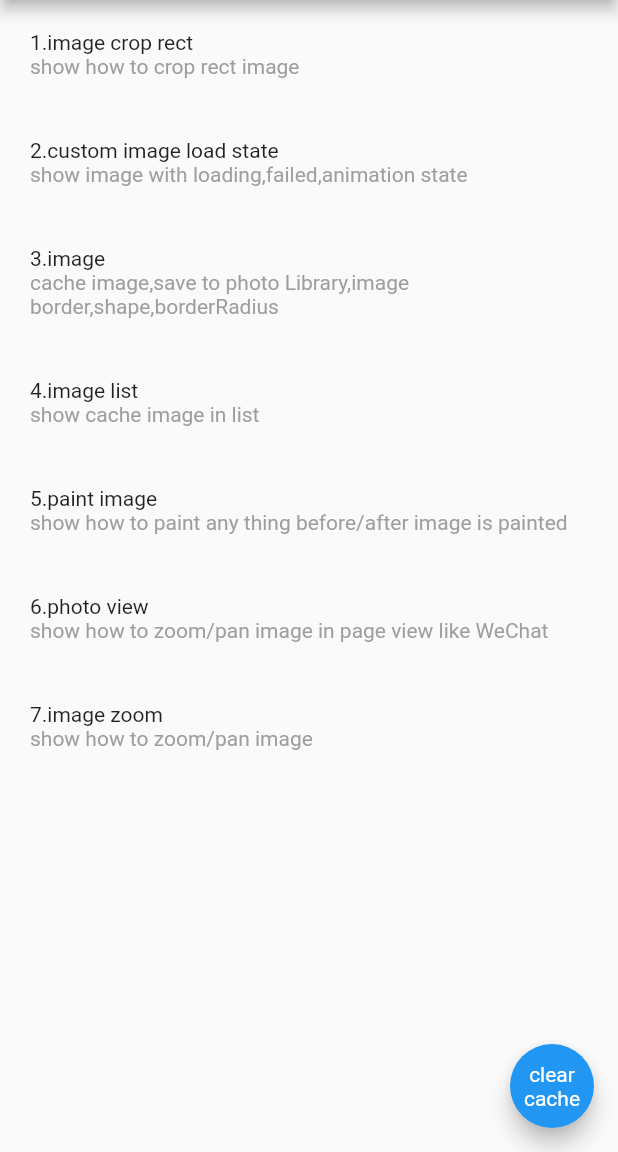
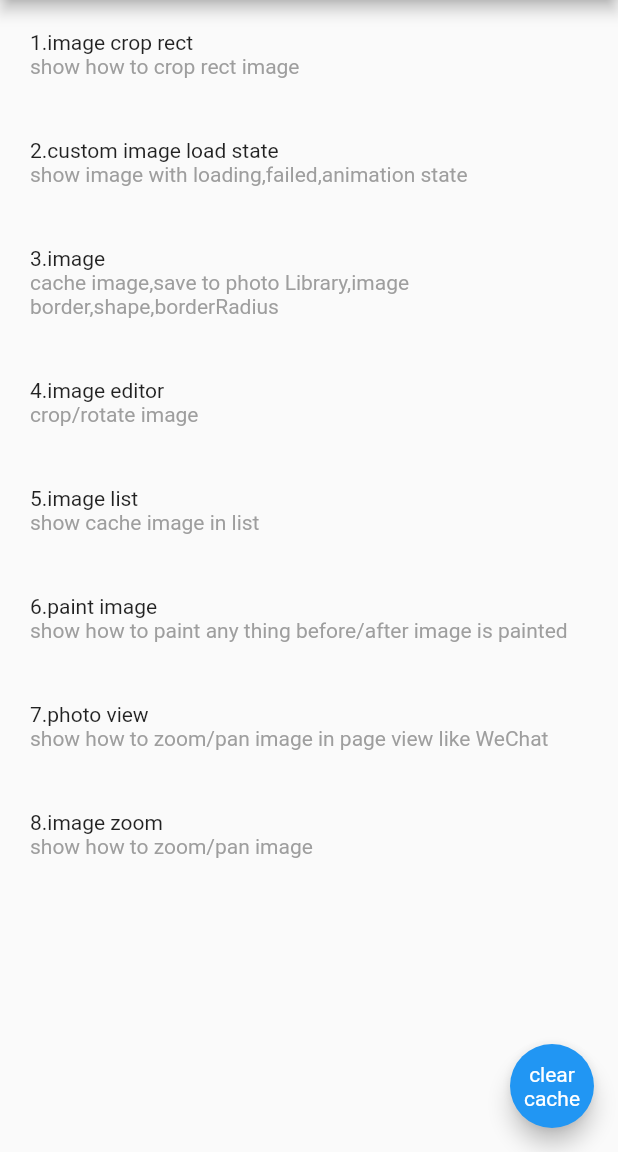
Before and after one commit to fluttercandies/extended_image, a Flutter app: the screen it shows after launch, on a phone screen of 412 x 824 dp, the part 84-1236 px from its top. Run offline on Flutter 3.47's test engine with Material 2 defaults, Android fonts, the phone set to English and light mode, and no system bars; drawn by our look-alikes of oktoast; our stand-ins replace flutter_screenutil, like_button; missing offline and left inert: extended_image_library, extended_text, extended_text_library, ff_annotation_route, http_client_helper, image_picker_saver and 2 more.

Commit message:
add image editor

```diff
--- a/example/lib/example_route.dart
+++ b/example/lib/example_route.dart
@@ -8,6 +8,7 @@ import 'common/pic_swiper.dart';
 import 'pages/crop_image_demo.dart';
 import 'pages/custom_image_demo.dart';
 import 'pages/image_demo.dart';
+import 'pages/image_editor_demo.dart';
 import 'pages/image_list_demo.dart';
 import 'pages/main_page.dart';
 import 'pages/paint_image_demo.dart';
@@ -17,65 +18,26 @@ import 'pages/zoom_image_demo.dart';
 RouteResult getRouteResult({String name, Map<String, dynamic> arguments}) {
   switch (name) {
     case "fluttercandies://picswiper":
-      return RouteResult(
-        widget: PicSwiper(
-          index: arguments['index'],
-          pics: arguments['pics'],
-        ),
-        showStatusBar: false,
-        routeName: "PicSwiper",
-        pageRouteType: PageRouteType.transparent,
-      );
+      return RouteResult(widget: PicSwiper(index:arguments['index'],pics:arguments['pics'],), showStatusBar: false, routeName: "PicSwiper", pageRouteType: PageRouteType.transparent, );
     case "fluttercandies://cropimage":
-      return RouteResult(
-        widget: CropImageDemo(),
-        routeName: "image crop rect",
-        description: "show how to crop rect image",
-      );
+      return RouteResult(widget: CropImageDemo(),  routeName: "image crop rect",  description: "show how to crop rect image",);
     case "fluttercandies://customimage":
-      return RouteResult(
-        widget: CustomImageDemo(),
-        routeName: "custom image load state",
-        description: "show image with loading,failed,animation state",
-      );
+      return RouteResult(widget: CustomImageDemo(),  routeName: "custom image load state",  description: "show image with loading,failed,animation state",);
     case "fluttercandies://image":
-      return RouteResult(
-        widget: ImageDemo(),
-        routeName: "image",
-        description:
-            "cache image,save to photo Library,image border,shape,borderRadius",
-      );
+      return RouteResult(widget: ImageDemo(),  routeName: "image",  description: "cache image,save to photo Library,image border,shape,borderRadius",);
+    case "fluttercandies://imageeditor":
+      return RouteResult(widget: ImageEditorDemo(),  routeName: "image editor",  description: "crop/rotate image",);
     case "fluttercandies://imagelist":
-      return RouteResult(
-        widget: ImageListDemo(),
-        routeName: "image list",
-        description: "show cache image in list",
-      );
+      return RouteResult(widget: ImageListDemo(),  routeName: "image list",  description: "show cache image in list",);
     case "fluttercandies://mainpage":
-      return RouteResult(
-        widget: MainPage(),
-        routeName: "MainPage",
-      );
+      return RouteResult(widget: MainPage(),  routeName: "MainPage",  );
     case "fluttercandies://paintimage":
-      return RouteResult(
-        widget: PaintImageDemo(),
-        routeName: "paint image",
-        description:
-            "show how to paint any thing before/after image is painted",
-      );
+      return RouteResult(widget: PaintImageDemo(),  routeName: "paint image",  description: "show how to paint any thing before/after image is painted",);
     case "fluttercandies://photoview":
-      return RouteResult(
-        widget: PhotoViewDemo(),
-        routeName: "photo view",
-        description: "show how to zoom/pan image in page view like WeChat",
-      );
+      return RouteResult(widget: PhotoViewDemo(),  routeName: "photo view",  description: "show how to zoom/pan image in page view like WeChat",);
     case "fluttercandies://zoomimage":
-      return RouteResult(
-        widget: ZoomImageDemo(),
-        routeName: "image zoom",
-        description: "show how to zoom/pan image",
-      );
-    default:
+      return RouteResult(widget: ZoomImageDemo(),  routeName: "image zoom",  description: "show how to zoom/pan image",);
+   default:
       return RouteResult();
   }
 }
@@ -104,16 +66,6 @@ class RouteResult {
       this.description = ''});
 }
 
-enum PageRouteType { material, cupertino, transparent }
+ enum PageRouteType { material, cupertino, transparent }
 
-List<String> routeNames = [
-  "fluttercandies://picswiper",
-  "fluttercandies://cropimage",
-  "fluttercandies://customimage",
-  "fluttercandies://image",
-  "fluttercandies://imagelist",
-  "fluttercandies://mainpage",
-  "fluttercandies://paintimage",
-  "fluttercandies://photoview",
-  "fluttercandies://zoomimage"
-];
+List<String> routeNames = ["fluttercandies://picswiper","fluttercandies://cropimage","fluttercandies://customimage","fluttercandies://image","fluttercandies://imageeditor","fluttercandies://imagelist","fluttercandies://mainpage","fluttercandies://paintimage","fluttercandies://photoview","fluttercandies://zoomimage"];
--- a/example/lib/example_route_helper.dart
+++ b/example/lib/example_route_helper.dart
@@ -27,14 +27,14 @@ class FFNavigatorObserver extends NavigatorObserver {
 
   @override
   void didRemove(Route route, Route previousRoute) {
-    super.didRemove(route, previousRoute);
+     super.didRemove(route, previousRoute);
     _showStatusBarChange(previousRoute, route);
     _routeChange(previousRoute);
   }
 
   @override
   void didReplace({Route newRoute, Route oldRoute}) {
-    super.didReplace(newRoute: newRoute, oldRoute: oldRoute);
+     super.didReplace(newRoute: newRoute, oldRoute: oldRoute);
     _showStatusBarChange(newRoute, oldRoute);
     _routeChange(newRoute);
   }
@@ -117,6 +117,7 @@ Widget _defaultTransitionsBuilder(
   return child;
 }
 
+
 class FFRouteSettings extends RouteSettings {
   final String routeName;
   final bool showStatusBar;
--- a/example/pubspec.yaml
+++ b/example/pubspec.yaml
@@ -27,6 +27,7 @@ dependencies:
   image_picker_saver: ^0.1.0
   url_launcher: ^5.0.2
   intl: ^0.15.7
+  image: ^2.1.4
   # The following adds the Cupertino Icons font to your application.
   # Use with the CupertinoIcons class for iOS style icons.
   cupertino_icons: ^0.1.2
--- a/lib/extended_image.dart
+++ b/lib/extended_image.dart
@@ -15,4 +15,6 @@ export 'src/extended_image_border_painter.dart';
 export 'src/extended_image_typedef.dart';
 export 'src/extended_image_utils.dart';
 
+export 'src/edit/extended_image_editor.dart';
+
 export 'package:extended_image_library/extended_image_library.dart';
--- a/lib/src/extended_image_utils.dart
+++ b/lib/src/extended_image_utils.dart
@@ -33,8 +33,8 @@ enum ExtendedImageMode {
   None,
   //support be to zoom,scroll
   Gesture,
-//  //support be to crop,rotate
-//  Eidt
+  //support be to crop,rotate
+  Eidt
 }
 
 ///get type from T
--- a/lib/src/gesture/extended_image_gesture_utils.dart
+++ b/lib/src/gesture/extended_image_gesture_utils.dart
@@ -178,7 +178,6 @@ class GestureDetails {
   Rect calculateFinalDestinationRect(Rect layoutRect, Rect destinationRect) {
 //    Rect rect1 = isSliding ? this.layoutRect : layoutRect;
 //    Rect rect2 = isSliding ? this.destinationRect : destinationRect;
-
     var temp = offset;
     _innerCalculateFinalDestinationRect(layoutRect, destinationRect);
     offset = temp;
--- a/lib/src/image/extended_render_image.dart
+++ b/lib/src/image/extended_render_image.dart
@@ -525,8 +525,9 @@ void paintExtendedImage({
         alignment.inscribe(sourceSize, Offset.zero & inputSize);
 
     for (Rect tileRect
-        in _generateImageTileRects(rect, destinationRect, repeat))
+        in _generateImageTileRects(rect, destinationRect, repeat)) {
       canvas.drawImageRect(image, sourceRect, tileRect, paint);
+    }
   } else {
     for (Rect tileRect
         in _generateImageTileRects(rect, destinationRect, repeat))
```
Also changed, not shown: example/lib/pages/image_editor_demo.dart (added, +80 -0 lines), lib/src/edit/extended_image_editor.dart (+41 -7 lines), lib/src/edit/extended_image_editor_layer.dart (+5 -4 lines), lib/src/extended_image.dart (+29 -22 lines).
